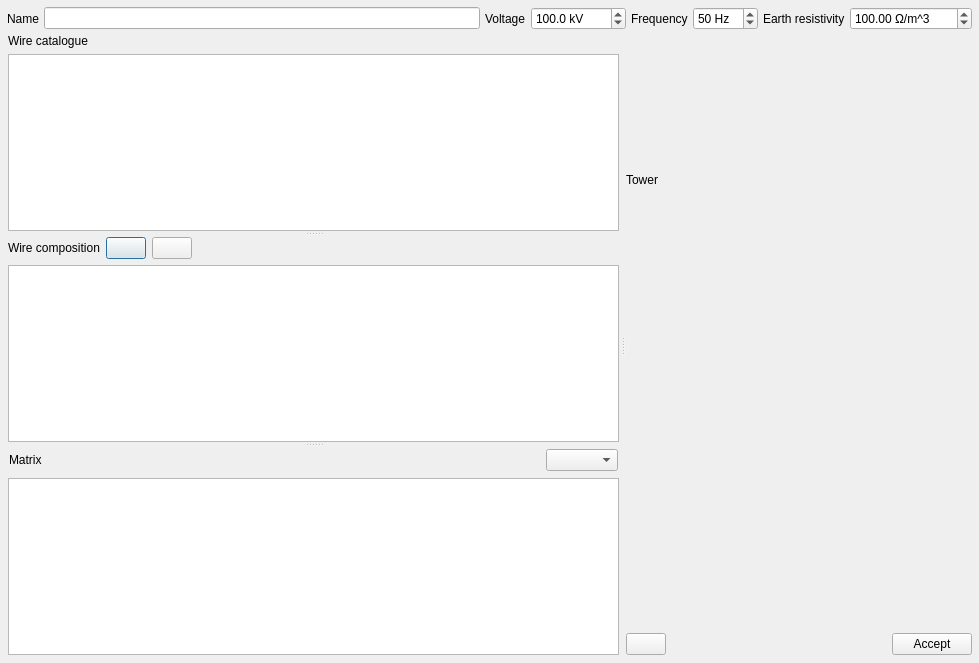
Above: src/VeraGrid/Gui/TowerBuilder/tower_builder.ui from SanPen/VeraGrid before the change. Below: the same form after it.
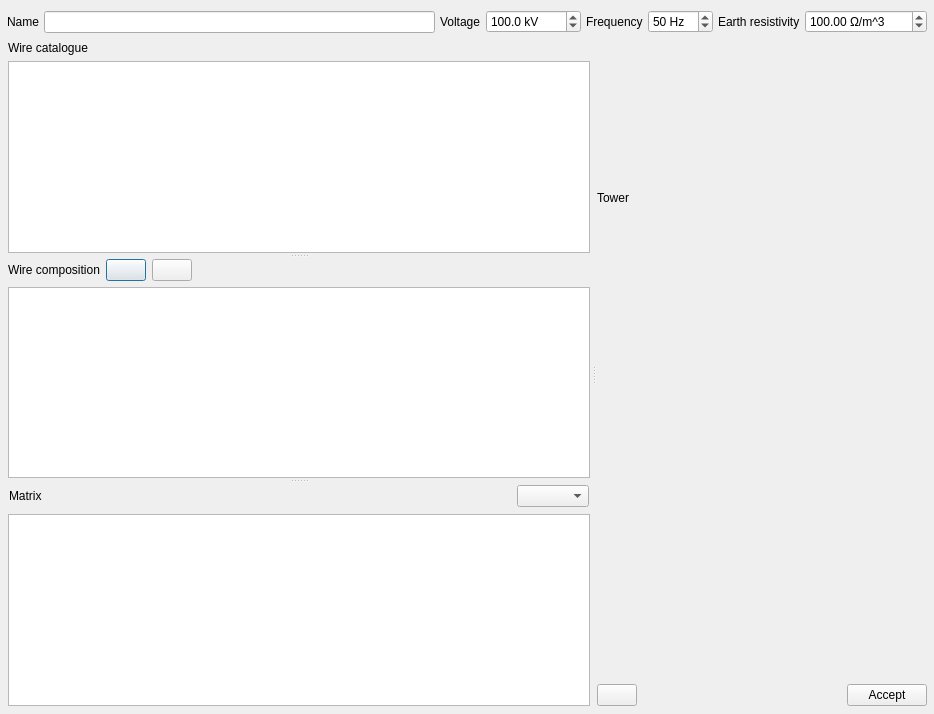
That is the form after the change. Icons and pictures are not drawn. Custom widgets are drawn as their Qt base class.

```diff
--- a/src/VeraGrid/Gui/TowerBuilder/tower_builder.ui
+++ b/src/VeraGrid/Gui/TowerBuilder/tower_builder.ui
@@ -6,8 +6,8 @@
    <rect>
     <x>0</x>
     <y>0</y>
-    <width>979</width>
-    <height>663</height>
+    <width>934</width>
+    <height>714</height>
    </rect>
   </property>
   <property name="font">
```
Left out of the diff: 19 changed lines with no effect on the pictures.
